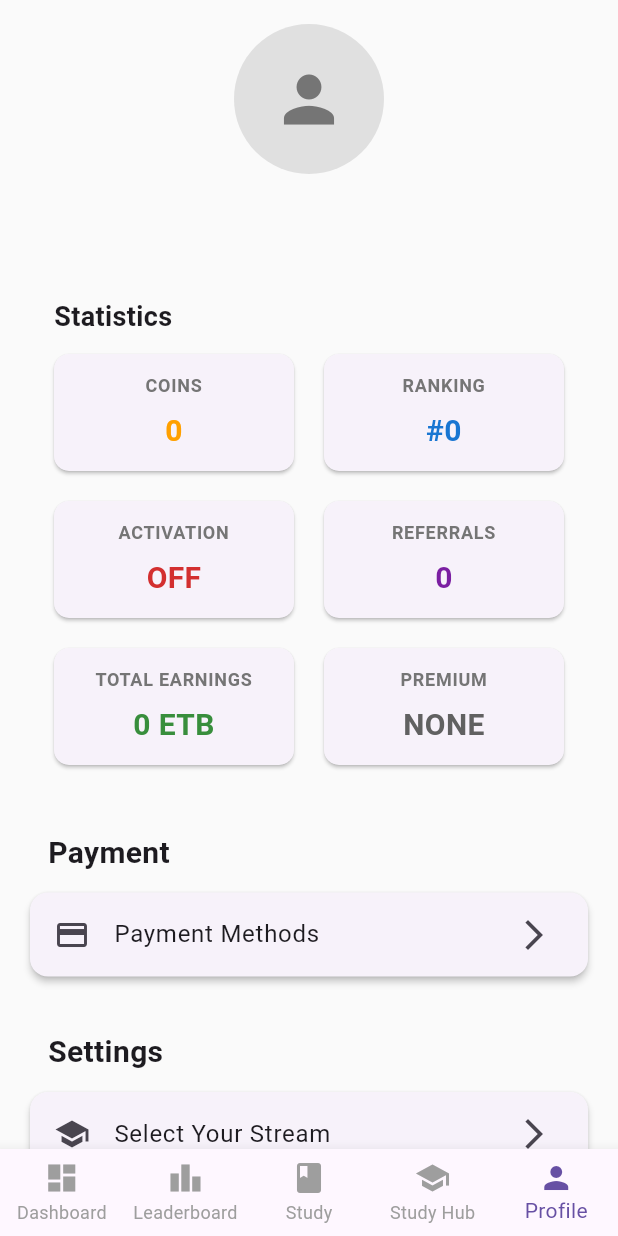
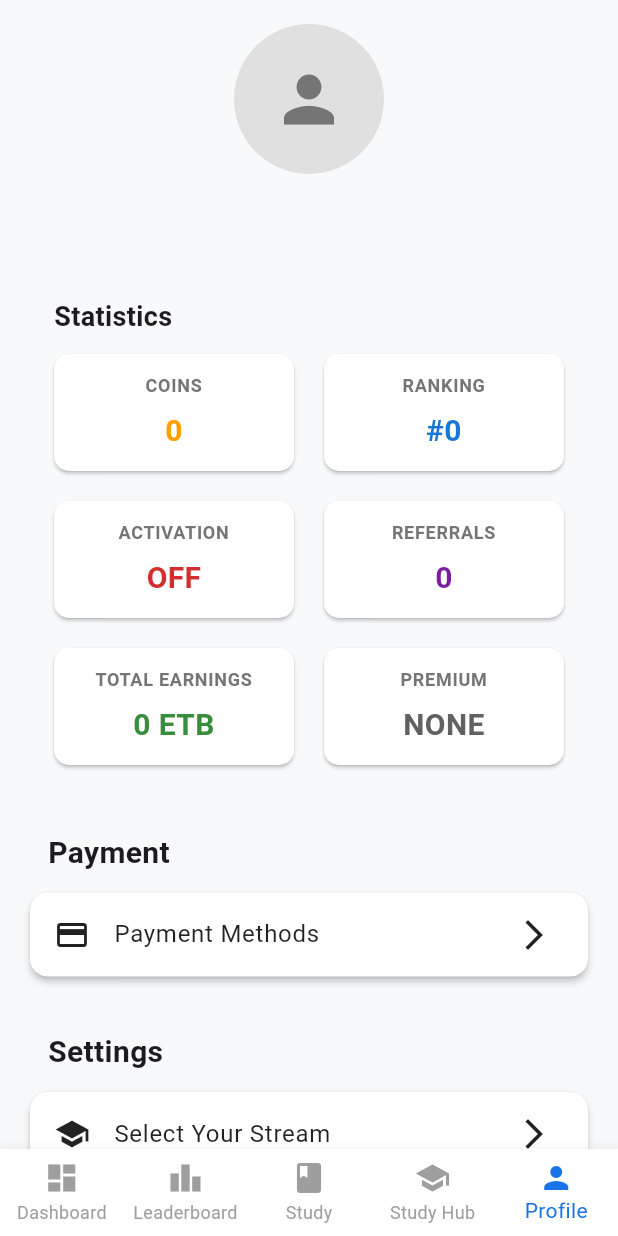
Before and after one commit to leighkun147/MatricMate, a Flutter app: the screen it shows once a user with an empty profile is signed in, on a phone screen of 412 x 824 dp. Run offline on Flutter 3.47's test engine with Material 3 defaults, Android fonts, the phone set to English and light mode, and no system bars; our stand-ins replace cloud_firestore, device_info_plus, firebase_auth, firebase_core, fl_chart, flutter_animate and 4 more; accounts and stored records are empty.

Commit message:
i have added the themes selection and this is the place where the main app and the lite app get differed

```diff
--- a/lib/main.dart
+++ b/lib/main.dart
@@ -21,25 +21,13 @@ void main() async {
   );
   runApp(
     ChangeNotifierProvider(
-      create: (_) => ThemeProvider(prefs),
-      child: const MyApp(),
-    ),
-  );
-}
-
-class MyApp extends StatelessWidget {
-  const MyApp({super.key});
-
-  @override
-  Widget build(BuildContext context) {
-    return Consumer<ThemeProvider>(
+      create: (context) => ThemeProvider(prefs),
+      child: Consumer<ThemeProvider>(
         builder: (context, themeProvider, child) {
           return MaterialApp(
-          title: 'Grade 12 Exam Prep',
+            title: 'MatricMate',
             debugShowCheckedModeBanner: false,
-          theme: themeProvider.lightTheme,
-          darkTheme: themeProvider.darkTheme,
-          themeMode: themeProvider.themeMode,
+            theme: themeProvider.theme,
             home: StreamBuilder<User?>(
               stream: FirebaseAuth.instance.authStateChanges(),
               builder: (context, snapshot) {
@@ -54,8 +42,9 @@ class MyApp extends StatelessWidget {
             ),
           );
         },
+      ),
+    ),
   );
-  }
 }
 
 class MainScreen extends StatefulWidget {
--- a/lib/providers/theme_provider.dart
+++ b/lib/providers/theme_provider.dart
@@ -1,55 +1,232 @@
 import 'package:flutter/material.dart';
 import 'package:shared_preferences/shared_preferences.dart';
+import 'package:google_fonts/google_fonts.dart';
 
 class ThemeProvider with ChangeNotifier {
-  static const String _themeKey = 'theme_mode';
+  static const String _themeKey = 'selected_theme';
+  static const String _fontKey = 'selected_font';
+  static const String _radiusKey = 'corner_radius';
+  static const String _elevationKey = 'elevation_level';
+  static const String _isDynamicKey = 'is_dynamic';
   final SharedPreferences _prefs;
-  late ThemeMode _themeMode;
+
+  // Default values
+  static const String defaultTheme = 'Ocean Breeze Light';
+  static const String defaultFont = 'Default';
+  static const double defaultCornerRadius = 8.0;
+  static const double defaultElevation = 2.0;
+  static const bool defaultDynamic = false;
+
+  // Current values with defaults
+  String _currentTheme = defaultTheme;
+  String _currentFont = defaultFont;
+  double _cornerRadius = defaultCornerRadius;
+  double _elevationLevel = defaultElevation;
+  bool _isDynamic = defaultDynamic;
 
   ThemeProvider(this._prefs) {
-    _themeMode = _loadThemeMode();
+    _loadPreferences();
   }
 
-  ThemeMode get themeMode => _themeMode;
+  // Available fonts
+  static final Map<String, TextTheme Function(TextTheme)> fonts = {
+    'Default': (theme) => theme,
+    'Poppins': (theme) => GoogleFonts.poppinsTextTheme(theme),
+    'Roboto': (theme) => GoogleFonts.robotoTextTheme(theme),
+    'Montserrat': (theme) => GoogleFonts.montserratTextTheme(theme),
+    'Lato': (theme) => GoogleFonts.latoTextTheme(theme),
+    'Ubuntu': (theme) => GoogleFonts.ubuntuTextTheme(theme),
+    'Quicksand': (theme) => GoogleFonts.quicksandTextTheme(theme),
+    'Raleway': (theme) => GoogleFonts.ralewayTextTheme(theme),
+  };
 
-  ThemeMode _loadThemeMode() {
-    final isDark = _prefs.getBool(_themeKey) ?? false;
-    return isDark ? ThemeMode.dark : ThemeMode.light;
+  // Modern color schemes
+  static final Map<String, ColorScheme> colorSchemes = {
+    'Ocean Breeze Light': const ColorScheme.light(
+      primary: Color(0xFF1A73E8),
+      secondary: Color(0xFF66B2FF),
+      surface: Colors.white,
+      background: Color(0xFFF8F9FA),
+      onPrimary: Colors.white,
+      onSecondary: Colors.white,
+      onSurface: Colors.black87,
+      onBackground: Colors.black87,
+    ),
+    'Ocean Breeze Dark': const ColorScheme.dark(
+      primary: Color(0xFF66B2FF),
+      secondary: Color(0xFF1A73E8),
+      surface: Color(0xFF202124),
+      background: Color(0xFF202124),
+      onPrimary: Colors.white,
+      onSecondary: Colors.white,
+      onSurface: Colors.white,
+      onBackground: Colors.white,
+    ),
+    'Mint Fresh Light': const ColorScheme.light(
+      primary: Color(0xFF00897B),
+      secondary: Color(0xFF4DB6AC),
+      surface: Colors.white,
+      background: Color(0xFFF1F8E9),
+      onPrimary: Colors.white,
+      onSecondary: Colors.white,
+      onSurface: Colors.black87,
+      onBackground: Colors.black87,
+    ),
+    'Mint Fresh Dark': const ColorScheme.dark(
+      primary: Color(0xFF4DB6AC),
+      secondary: Color(0xFF00897B),
+      surface: Color(0xFF202124),
+      background: Color(0xFF202124),
+      onPrimary: Colors.white,
+      onSecondary: Colors.white,
+      onSurface: Colors.white,
+      onBackground: Colors.white,
+    ),
+  };
+
+  // Getters
+  String get currentTheme => _currentTheme;
+  String get currentFont => _currentFont;
+  double get cornerRadius => _cornerRadius;
+  double get elevationLevel => _elevationLevel;
+  bool get isDynamic => _isDynamic;
+  bool get isDarkMode => _currentTheme.contains('Dark');
+
+  // Load preferences with defaults
+  void _loadPreferences() {
+    try {
+      _currentTheme = _prefs.getString(_themeKey) ?? defaultTheme;
+      _currentFont = _prefs.getString(_fontKey) ?? defaultFont;
+      _cornerRadius = _prefs.getDouble(_radiusKey) ?? defaultCornerRadius;
+      _elevationLevel = _prefs.getDouble(_elevationKey) ?? defaultElevation;
+      _isDynamic = _prefs.getBool(_isDynamicKey) ?? defaultDynamic;
+
+      // Validate theme
+      if (!colorSchemes.containsKey(_currentTheme)) {
+        _currentTheme = defaultTheme;
       }
 
-  bool get isDarkMode => _themeMode == ThemeMode.dark;
+      // Validate font
+      if (!fonts.containsKey(_currentFont)) {
+        _currentFont = defaultFont;
+      }
 
-  void toggleTheme() {
-    _themeMode = isDarkMode ? ThemeMode.light : ThemeMode.dark;
-    _prefs.setBool(_themeKey, isDarkMode);
+      // Validate ranges
+      _cornerRadius = _cornerRadius.clamp(0.0, 20.0);
+      _elevationLevel = _elevationLevel.clamp(0.0, 8.0);
+    } catch (e) {
+      print('Error loading preferences: $e');
+      // Reset to defaults on error
+      _currentTheme = defaultTheme;
+      _currentFont = defaultFont;
+      _cornerRadius = defaultCornerRadius;
+      _elevationLevel = defaultElevation;
+      _isDynamic = defaultDynamic;
+    }
     notifyListeners();
   }
 
-  ThemeData get lightTheme {
+  // Theme getter with fallback
+  ThemeData get theme {
+    try {
+      final colorScheme = colorSchemes[_currentTheme] ?? colorSchemes[defaultTheme]!;
+      final fontFunction = fonts[_currentFont] ?? fonts[defaultFont]!;
+
       return ThemeData(
         useMaterial3: true,
-      primarySwatch: Colors.blue,
-      scaffoldBackgroundColor: Colors.grey[50],
+        colorScheme: colorScheme,
+        brightness: isDarkMode ? Brightness.dark : Brightness.light,
+        scaffoldBackgroundColor: colorScheme.background,
         cardTheme: CardTheme(
-        elevation: 2,
+          elevation: _elevationLevel,
           shape: RoundedRectangleBorder(
-          borderRadius: BorderRadius.circular(12),
+            borderRadius: BorderRadius.circular(_cornerRadius),
           ),
         ),
-    );
-  }
-
-  ThemeData get darkTheme {
-    return ThemeData.dark().copyWith(
-      useMaterial3: true,
-      primaryColor: Colors.blue,
-      scaffoldBackgroundColor: Colors.grey[900],
-      cardTheme: CardTheme(
-        elevation: 2,
+        elevatedButtonTheme: ElevatedButtonThemeData(
+          style: ElevatedButton.styleFrom(
+            elevation: _elevationLevel,
             shape: RoundedRectangleBorder(
-          borderRadius: BorderRadius.circular(12),
+              borderRadius: BorderRadius.circular(_cornerRadius),
             ),
           ),
+        ),
+        inputDecorationTheme: InputDecorationTheme(
+          border: OutlineInputBorder(
+            borderRadius: BorderRadius.circular(_cornerRadius),
+          ),
+          filled: true,
+          fillColor: colorScheme.surface,
+        ),
+        appBarTheme: AppBarTheme(
+          elevation: _elevationLevel,
+          backgroundColor: colorScheme.primary,
+          foregroundColor: colorScheme.onPrimary,
+        ),
+        tabBarTheme: TabBarTheme(
+          labelColor: colorScheme.onPrimary,
+          unselectedLabelColor: colorScheme.onPrimary.withOpacity(0.7),
+          indicator: BoxDecoration(
+            border: Border(
+              bottom: BorderSide(
+                color: colorScheme.onPrimary,
+                width: 2,
+              ),
+            ),
+          ),
+        ),
+        textTheme: fontFunction(ThemeData.light().textTheme),
+      );
+    } catch (e) {
+      print('Error creating theme: $e');
+      // Return a basic fallback theme
+      return ThemeData(
+        useMaterial3: true,
+        colorScheme: ColorScheme.fromSeed(seedColor: Colors.blue),
       );
     }
   }
+
+  // Theme setters with validation
+  Future<void> setTheme(String themeName) async {
+    if (colorSchemes.containsKey(themeName)) {
+      _currentTheme = themeName;
+      await _prefs.setString(_themeKey, themeName);
+      notifyListeners();
+    }
+  }
+
+  Future<void> setFont(String fontName) async {
+    if (fonts.containsKey(fontName)) {
+      _currentFont = fontName;
+      await _prefs.setString(_fontKey, fontName);
+      notifyListeners();
+    }
+  }
+
+  Future<void> setCornerRadius(double radius) async {
+    _cornerRadius = radius.clamp(0.0, 20.0);
+    await _prefs.setDouble(_radiusKey, _cornerRadius);
+    notifyListeners();
+  }
+
+  Future<void> setElevation(double elevation) async {
+    _elevationLevel = elevation.clamp(0.0, 8.0);
+    await _prefs.setDouble(_elevationKey, _elevationLevel);
+    notifyListeners();
+  }
+
+  Future<void> setDynamic(bool value) async {
+    _isDynamic = value;
+    await _prefs.setBool(_isDynamicKey, value);
+    notifyListeners();
+  }
+
+  Future<void> toggleTheme() async {
+    if (_currentTheme.contains('Light')) {
+      await setTheme(_currentTheme.replaceAll('Light', 'Dark'));
+    } else {
+      await setTheme(_currentTheme.replaceAll('Dark', 'Light'));
+    }
+  }
+}
--- a/lib/screens/profile_screen.dart
+++ b/lib/screens/profile_screen.dart
@@ -11,6 +11,7 @@ import 'stream_selection_screen.dart';
 import 'payment_methods_screen.dart';
 import 'login_screen.dart';
 import '../services/coin_service.dart';
+import 'theme_selection_screen.dart';
 
 class ProfileScreen extends StatefulWidget {
   const ProfileScreen({super.key});
@@ -501,6 +502,19 @@ class _ProfileScreenState extends State<ProfileScreen> {
                   );
                 },
               ),
+              ListTile(
+                leading: const Icon(Icons.palette),
+                title: const Text('Customize Theme'),
+                trailing: const Icon(Icons.arrow_forward_ios),
+                onTap: () {
+                  Navigator.push(
+                    context,
+                    MaterialPageRoute(
+                      builder: (context) => const ThemeSelectionScreen(),
+                    ),
+                  );
+                },
+              ),
               const Divider(height: 1),
               ListTile(
                 leading: const Icon(Icons.dark_mode),
```
Also changed, not shown: lib/screens/theme_selection_screen.dart (added, +380 -0 lines), pubspec.yaml (+6 -6 lines), pubspec.lock. Lines whose indentation alone changed are shown as unchanged.
